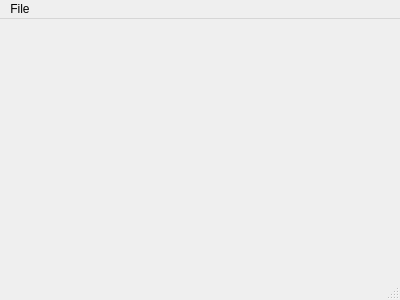
Before: the Qt Designer form mainwindow.ui in Project-Junebug/Junebug-2, drawn with Qt 5.
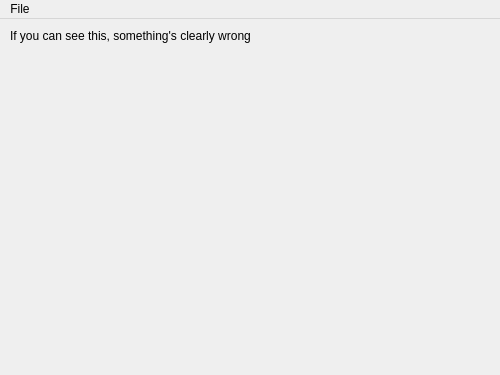
After: the same form once the commit is applied.

What changed in the file:
```diff
--- a/mainwindow.ui
+++ b/mainwindow.ui
@@ -6,23 +6,63 @@
    <rect>
     <x>0</x>
     <y>0</y>
-    <width>400</width>
-    <height>300</height>
+    <width>500</width>
+    <height>375</height>
    </rect>
   </property>
   <property name="windowTitle">
-   <string>MainWindow</string>
+   <string notr="true">Junebug</string>
+  </property>
+  <property name="toolButtonStyle">
+   <enum>Qt::ToolButtonTextOnly</enum>
   </property>
   <property name="unifiedTitleAndToolBarOnMac">
    <bool>true</bool>
   </property>
-  <widget class="QWidget" name="centralWidget"/>
+  <widget class="QWidget" name="centralWidget">
+   <widget class="QStackedWidget" name="stackedWidget">
+    <property name="geometry">
+     <rect>
+      <x>0</x>
+      <y>0</y>
+      <width>500</width>
+      <height>330</height>
+     </rect>
+    </property>
+    <property name="currentIndex">
+     <number>0</number>
+    </property>
+    <widget class="QWidget" name="info">
+     <widget class="QLabel" name="TextLabel">
+      <property name="geometry">
+       <rect>
+        <x>10</x>
+        <y>10</y>
+        <width>481</width>
+        <height>321</height>
+       </rect>
+      </property>
+      <property name="text">
+       <string>If you can see this, something's clearly wrong</string>
+      </property>
+      <property name="alignment">
+       <set>Qt::AlignLeading|Qt::AlignLeft|Qt::AlignTop</set>
+      </property>
+      <property name="wordWrap">
+       <bool>true</bool>
+      </property>
+     </widget>
+    </widget>
+    <widget class="QWidget" name="line"/>
+    <widget class="QWidget" name="radio"/>
+   </widget>
+  </widget>
   <widget class="QMenuBar" name="menuBar">
    <property name="geometry">
     <rect>
      <x>0</x>
      <y>0</y>
-     <width>400</width>
+     <width>500</width>
      <height>21</height>
     </rect>
    </property>
@@ -33,7 +73,14 @@
    </widget>
    <addaction name="menuFile"/>
   </widget>
-  <widget class="QStatusBar" name="statusBar"/>
+  <widget class="QStatusBar" name="statusBar">
+   <property name="enabled">
+    <bool>false</bool>
+   </property>
+   <property name="sizeGripEnabled">
+    <bool>false</bool>
+   </property>
+  </widget>
  </widget>
  <layoutdefault spacing="6" margin="11"/>
  <resources/>
```
